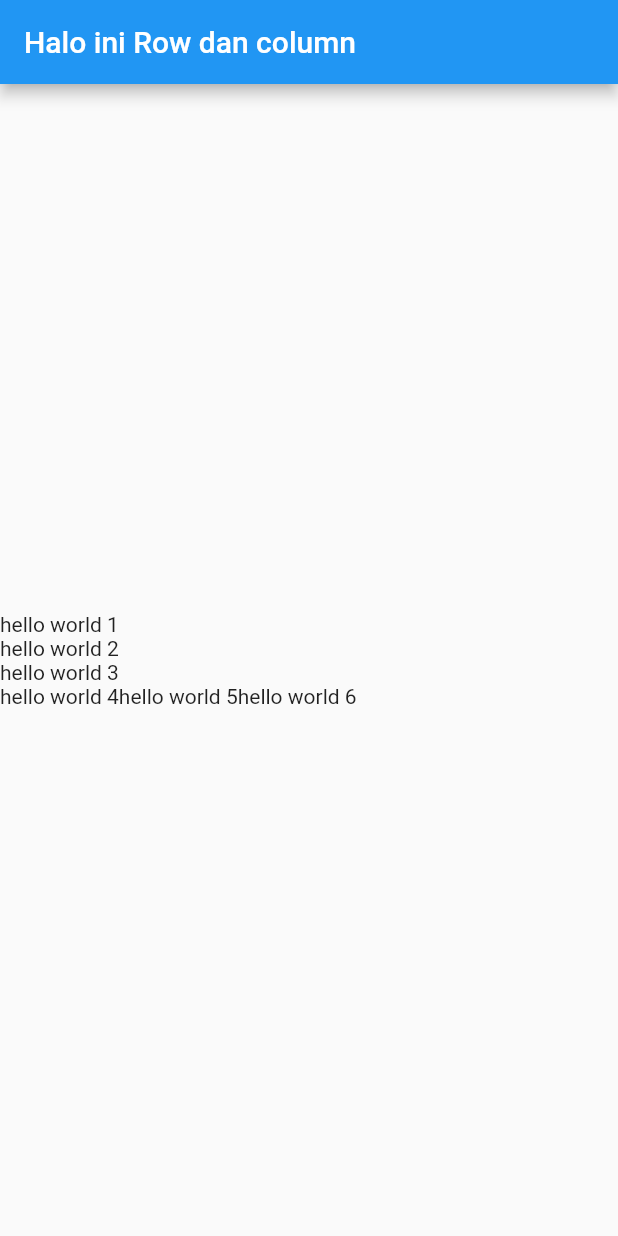
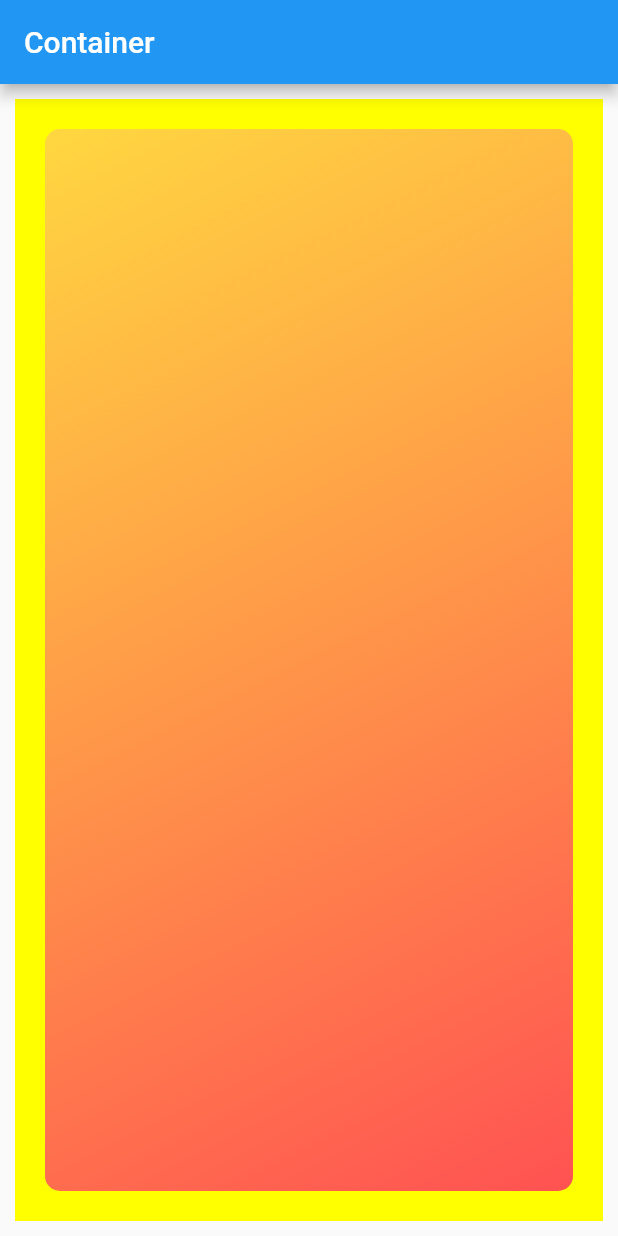
Before and after one commit to Prantoe/Flutter, a Flutter app: the screen it shows after launch, on a phone screen of 412 x 824 dp. Run offline on Flutter 3.47's test engine with Material 2 defaults, Android fonts, the phone set to English and light mode, and no system bars.

Commit message:
Container dan warna

```diff
--- a/lib/main.dart
+++ b/lib/main.dart
@@ -8,24 +8,22 @@ class MyApp extends StatelessWidget {
     return MaterialApp(
       home: Scaffold(
         appBar: AppBar(
-          title: Text("Halo ini Row dan column"),
+          title: Text("Container"),
         ),
-        body: Column(
-          mainAxisAlignment: MainAxisAlignment.center,
-          crossAxisAlignment: CrossAxisAlignment.stretch,
-          children: <Widget>[
-            Text("hello world 1"),
-            Text("hello world 2"),
-            Text("hello world 3"),
-            Row(
-              children: <Widget>[
-                Text("hello world 4"),
-                Text("hello world 5"),
-                Text("hello world 6")
-              ],
-            )
-          ],
-        )
+        body: Container(
+          margin: EdgeInsets.all(10),
+          padding: EdgeInsets.all(10),
+          color: Colors.yellowAccent,
+          child: Container(
+            margin: EdgeInsets.all(10),
+            decoration: BoxDecoration(
+                borderRadius: BorderRadius.circular(10),
+                gradient: LinearGradient(
+                    begin: Alignment.bottomRight,
+                    end: Alignment.topLeft,
+                    colors: <Color>[Colors.redAccent, Colors.amberAccent])),
+          ),
+        ),
       ),
     );
   }
```
